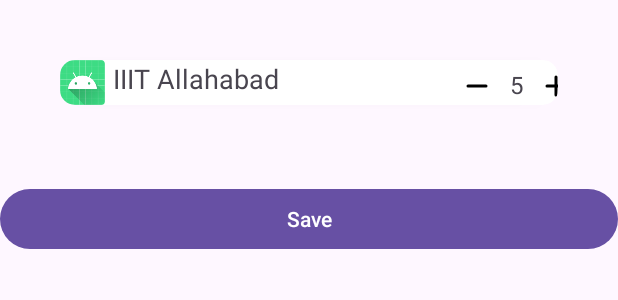
After one commit to deadmoont/Admin_Asmita, an Android app: the layout fragment_leaderboard.xml on its own in the app's theme, with its tools: preview values and no code run, on a phone screen of 412 x 824 dp. The commit adds this screen. Shown: the top 300 px of the screen. Run offline under Robolectric (Android 15) with nearby library versions, the phone set to English and light mode, and no system bars.

Commit message:
commit 5 Aashray Mahajan

```diff
--- /dev/null
+++ b/app/src/main/res/drawable/minus.xml
@@ -0,0 +1,13 @@
+<vector xmlns:android="http://schemas.android.com/apk/res/android"
+    android:width="800dp"
+    android:height="800dp"
+    android:viewportWidth="24"
+    android:viewportHeight="24">
+  <path
+      android:pathData="M6,12L18,12"
+      android:strokeLineJoin="round"
+      android:strokeWidth="2"
+      android:fillColor="#00000000"
+      android:strokeColor="#000000"
+      android:strokeLineCap="round"/>
+</vector>
--- /dev/null
+++ b/app/src/main/res/drawable/plus.xml
@@ -0,0 +1,13 @@
+<vector xmlns:android="http://schemas.android.com/apk/res/android"
+    android:width="800dp"
+    android:height="800dp"
+    android:viewportWidth="24"
+    android:viewportHeight="24">
+  <path
+      android:pathData="M6,12H18M12,6V18"
+      android:strokeLineJoin="round"
+      android:strokeWidth="2"
+      android:fillColor="#00000000"
+      android:strokeColor="#000000"
+      android:strokeLineCap="round"/>
+</vector>
--- a/app/src/main/res/layout/activity_main.xml
+++ b/app/src/main/res/layout/activity_main.xml
@@ -24,6 +24,5 @@
         app:layout_constraintBottom_toBottomOf="parent"
         app:layout_constraintEnd_toEndOf="parent"
         app:layout_constraintStart_toStartOf="parent"
-        app:itemIconSize="0dp"
         app:menu="@menu/bottom_nav_bar" />
 </androidx.constraintlayout.widget.ConstraintLayout>
--- /dev/null
+++ b/app/src/main/res/layout/fragment_leaderboard.xml
@@ -0,0 +1,34 @@
+<?xml version="1.0" encoding="utf-8"?>
+<androidx.core.widget.NestedScrollView xmlns:android="http://schemas.android.com/apk/res/android"
+    xmlns:app="http://schemas.android.com/apk/res-auto"
+    xmlns:tools="http://schemas.android.com/tools"
+    android:layout_width="match_parent"
+    android:layout_height="match_parent"
+    tools:context=".Fragment.Leaderboard">
+
+    <androidx.constraintlayout.widget.ConstraintLayout
+        android:layout_width="match_parent"
+        android:layout_height="match_parent">
+
+        <androidx.recyclerview.widget.RecyclerView
+            android:id="@+id/leader_rv"
+            android:layout_width="match_parent"
+            android:layout_height="wrap_content"
+            app:layout_constraintEnd_toEndOf="parent"
+            android:layout_margin="20dp"
+            app:layout_constraintStart_toStartOf="parent"
+            app:layout_constraintTop_toTopOf="parent"
+            tools:listitem="@layout/leaderboard_rv"/>
+
+        <Button
+            android:id="@+id/save"
+            android:layout_width="match_parent"
+            android:layout_height="wrap_content"
+            app:layout_constraintBottom_toBottomOf="parent"
+            android:text="Save"
+            app:layout_constraintEnd_toEndOf="parent"
+            app:layout_constraintStart_toStartOf="parent" />
+
+    </androidx.constraintlayout.widget.ConstraintLayout>
+
+</androidx.core.widget.NestedScrollView>
--- /dev/null
+++ b/app/src/main/res/layout/leaderboard_rv.xml
@@ -0,0 +1,68 @@
+<?xml version="1.0" encoding="utf-8"?>
+<androidx.constraintlayout.widget.ConstraintLayout xmlns:android="http://schemas.android.com/apk/res/android"
+    xmlns:app="http://schemas.android.com/apk/res-auto"
+    android:layout_width="match_parent"
+    android:layout_height="match_parent">
+
+    <androidx.cardview.widget.CardView
+        android:layout_width="match_parent"
+        android:layout_height="wrap_content"
+        app:cardCornerRadius="10dp"
+        app:layout_constraintEnd_toEndOf="parent"
+        app:layout_constraintStart_toStartOf="parent"
+        app:layout_constraintTop_toTopOf="parent"
+        android:layout_margin="20dp">
+
+        <LinearLayout
+            android:layout_width="match_parent"
+            android:layout_height="wrap_content"
+            android:orientation="horizontal">
+            <LinearLayout
+                android:layout_width="wrap_content"
+                android:layout_height="wrap_content"
+                android:orientation="horizontal">
+                <ImageView
+                    android:id="@+id/logo"
+                    android:layout_width="30dp"
+                    android:layout_height="30dp"
+                    android:src="@mipmap/ic_launcher"/>
+                <TextView
+                    android:id="@+id/clgName"
+                    android:layout_width="wrap_content"
+                    android:layout_height="wrap_content"
+                    android:text="IIIT Allahabad"
+                    android:textSize="18sp"
+                    android:layout_marginLeft="5dp"/>
+            </LinearLayout>
+            <LinearLayout
+                android:layout_width="wrap_content"
+                android:layout_height="wrap_content"
+                android:orientation="horizontal"
+                android:layout_marginTop="5dp"
+                android:layout_marginLeft="120dp">
+                <ImageView
+                    android:id="@+id/decrease"
+                    android:layout_width="24dp"
+                    android:layout_height="24dp"
+                    android:src="@drawable/minus"/>
+                <TextView
+                    android:id="@+id/points"
+                    android:layout_width="wrap_content"
+                    android:layout_height="wrap_content"
+                    android:layout_marginLeft="10dp"
+                    android:textSize="16sp"
+                    android:text="5"/>
+                <ImageView
+                    android:id="@+id/increase"
+                    android:layout_width="24dp"
+                    android:layout_height="24dp"
+                    android:layout_marginLeft="10dp"
+                    android:src="@drawable/plus"/>
+
+            </LinearLayout>
+        </LinearLayout>
+
+
+    </androidx.cardview.widget.CardView>
+
+</androidx.constraintlayout.widget.ConstraintLayout>
```
Also changed, not shown: app/src/main/java/com/example/adminappasmita/Adapter/LeaderboardAdapter.kt (added, +59 -0 lines), app/src/main/java/com/example/adminappasmita/DataClass/Leaderboard_dataclass.kt (added, +7 -0 lines), app/src/main/java/com/example/adminappasmita/Fragment/Leaderboard.kt (added, +53 -0 lines), app/src/main/res/layout/fragment_add_match.xml (+5 -2 lines), app/src/main/res/menu/bottom_nav_bar.xml (+8 -2 lines), app/src/main/res/drawable/highscore.png (added), app/src/main/res/drawable/scoreboard.png (added), app/src/main/res/drawable/tennisplayer.png (added).
